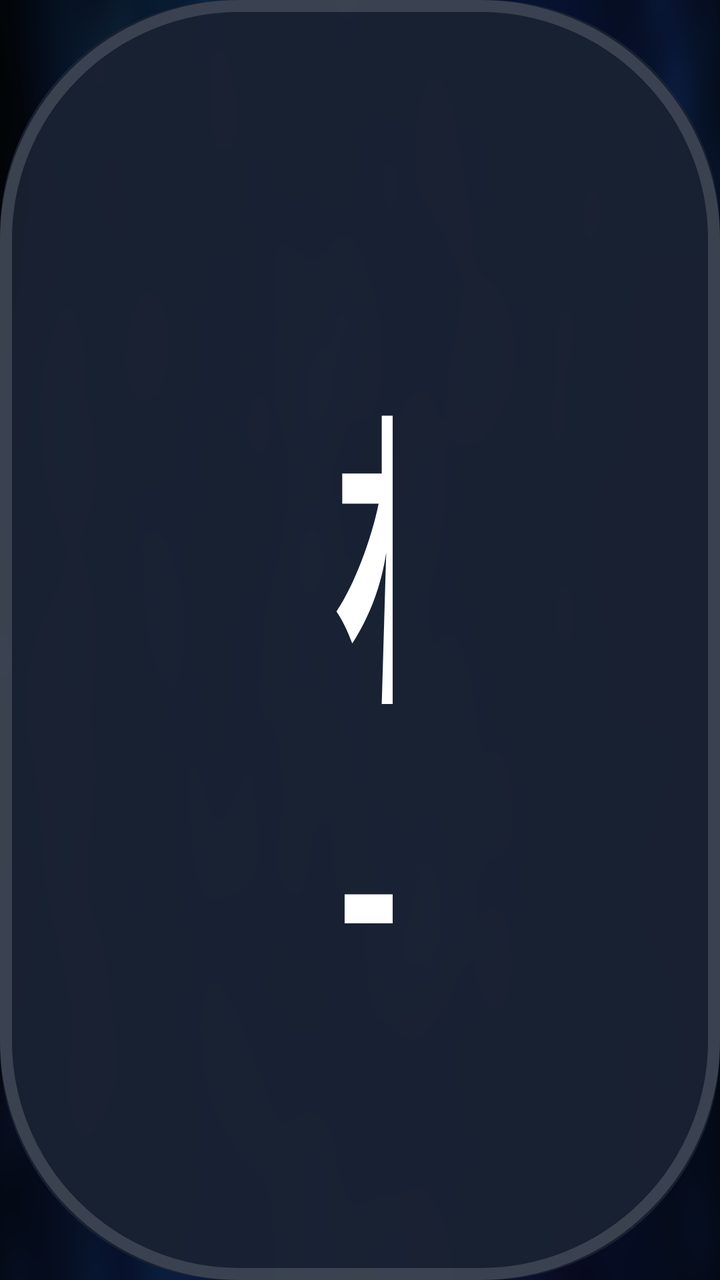
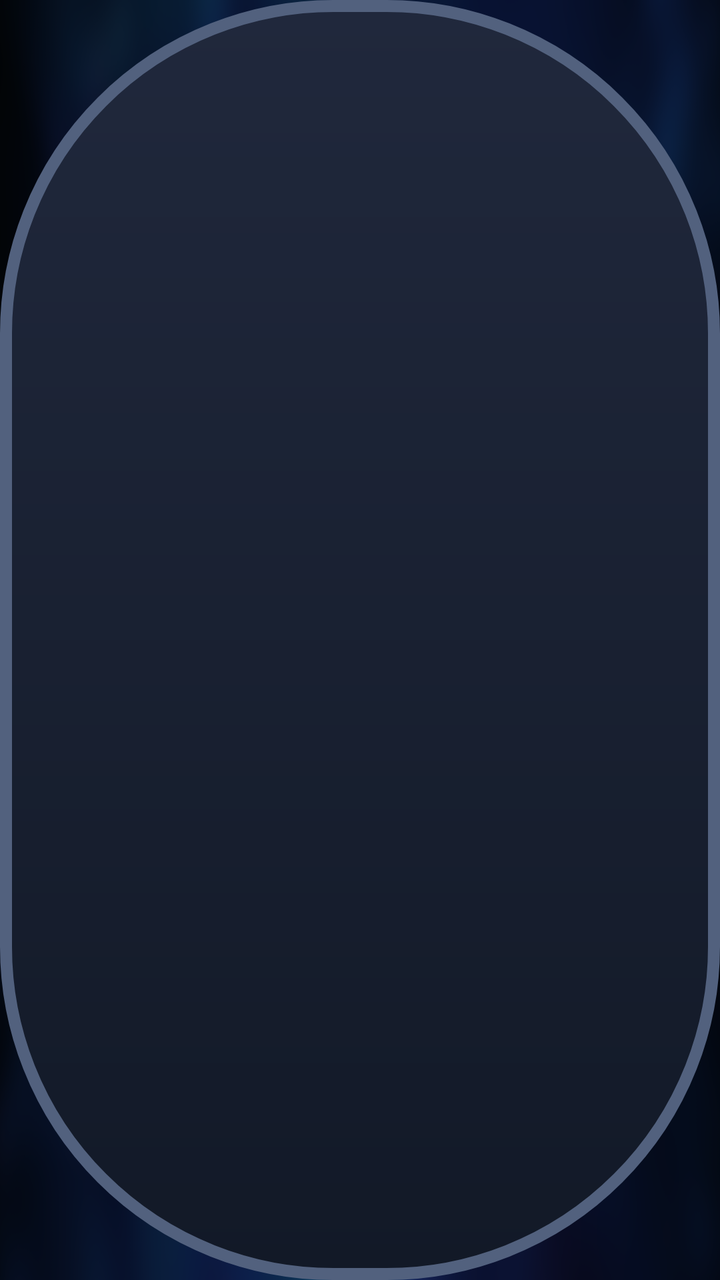

The first picture is an Android layout as it rendered before a commit; the second is the same layout after the commit. The layout source and the unified diff follow.
<!-- AndroidManifest.xml: application theme AppTheme.NoActionBar -->
<!-- res/layout/dialog_update.xml -->
<?xml version="1.0" encoding="utf-8"?>
<LinearLayout xmlns:android="http://schemas.android.com/apk/res/android"
    android:layout_width="match_parent" android:layout_height="wrap_content"
    android:orientation="vertical" android:padding="@dimen/vs_28"
    android:background="@drawable/shape_dialog_bg_main">
    <TextView android:id="@+id/updateTitle"
        android:layout_width="match_parent" android:layout_height="wrap_content"
        android:text="检查更新" android:textSize="@dimen/ts_26"
        android:textStyle="bold" android:textColor="#FFFFFF" />
    <ScrollView android:id="@+id/updateScroll"
        android:layout_width="match_parent" android:layout_height="@dimen/vs_180"
        android:layout_marginTop="@dimen/vs_16" android:focusable="true"
        android:nextFocusDown="@id/updateAction">
        <TextView android:id="@+id/updateNotes"
            android:layout_width="match_parent" android:layout_height="wrap_content"
            android:textSize="@dimen/ts_20" android:textColor="#DDFFFFFF" />
    </ScrollView>
    <ProgressBar android:id="@+id/updateProgress" style="?android:attr/progressBarStyleHorizontal"
        android:layout_width="match_parent" android:layout_height="@dimen/vs_10"
        android:layout_marginTop="@dimen/vs_16" android:max="100" />
    <TextView android:id="@+id/updateStatus"
        android:layout_width="match_parent" android:layout_height="wrap_content"
        android:minHeight="@dimen/vs_50" android:gravity="center_vertical"
        android:textSize="@dimen/ts_20" android:textColor="#DDFFFFFF"
        android:accessibilityLiveRegion="polite" />
    <LinearLayout android:layout_width="match_parent" android:layout_height="wrap_content"
        android:orientation="horizontal" android:gravity="end">
        <TextView android:id="@+id/updateBrowser"
            android:layout_width="wrap_content" android:layout_height="@dimen/vs_50"
            android:paddingLeft="@dimen/vs_16" android:paddingRight="@dimen/vs_16"
            android:layout_marginRight="@dimen/vs_12" android:visibility="gone"
            android:text="浏览器下载" android:textSize="@dimen/ts_20" android:textColor="#FFFFFF"
            android:focusable="true" android:clickable="true" android:gravity="center"
            android:background="@drawable/bg_live_source_action" />
        <TextView android:id="@+id/updateCancel"
            android:layout_width="wrap_content" android:layout_height="@dimen/vs_50"
            android:paddingLeft="@dimen/vs_16" android:paddingRight="@dimen/vs_16"
            android:layout_marginRight="@dimen/vs_12" android:text="取消"
            android:textSize="@dimen/ts_20" android:textColor="#FFFFFF"
            android:focusable="true" android:clickable="true" android:gravity="center"
            android:background="@drawable/bg_live_source_action" />
        <TextView android:id="@+id/updateAction"
            android:layout_width="wrap_content" android:layout_height="@dimen/vs_50"
            android:paddingLeft="@dimen/vs_16" android:paddingRight="@dimen/vs_16"
            android:text="立即更新" android:textSize="@dimen/ts_20" android:textColor="#FFFFFF"
            android:focusable="true" android:clickable="true" android:gravity="center"
            android:background="@drawable/bg_live_source_action" />
    </LinearLayout>
</LinearLayout>
<!-- resources referenced by this layout -->
<resources>
  <dimen name="ts_20">20mm</dimen>
  <dimen name="ts_26">26mm</dimen>
  <dimen name="vs_10">10mm</dimen>
  <dimen name="vs_12">12mm</dimen>
  <dimen name="vs_16">16mm</dimen>
  <dimen name="vs_180">180mm</dimen>
  <dimen name="vs_28">28mm</dimen>
  <dimen name="vs_50">50mm</dimen>
  <!-- drawable bg_live_source_action (drawable) -->
  <?xml version="1.0" encoding="utf-8"?>
  <selector xmlns:android="http://schemas.android.com/apk/res/android">
      <item android:state_focused="true">
          <shape>
              <solid android:color="#00A9C7"/>
              <corners android:radius="9dp"/>
          </shape>
      </item>
      <item android:state_pressed="true">
          <shape>
              <solid android:color="#087D98"/>
              <corners android:radius="9dp"/>
          </shape>
      </item>
      <item>
          <shape>
              <solid android:color="#26364A"/>
              <stroke android:width="1dp" android:color="#476079"/>
              <corners android:radius="9dp"/>
          </shape>
      </item>
  </selector>
  <!-- drawable shape_dialog_bg_main (drawable) -->
  <?xml version="1.0" encoding="utf-8"?>
  <layer-list xmlns:android="http://schemas.android.com/apk/res/android">
      <item>
          <shape>
              <corners android:radius="@dimen/radius_20" />
              <solid android:color="#F51A2232" />
          </shape>
      </item>
      <item>
          <shape>
              <corners android:radius="@dimen/radius_20" />
              <stroke
                  android:width="@dimen/vs_1"
                  android:color="#26FFFFFF" />
          </shape>
      </item>
  </layer-list>
  <dimen name="radius_20">20mm</dimen>
  <dimen name="vs_1">1mm</dimen>
  <!-- unchanged entries left out for length: 2 -->
</resources>

<!-- the commit's change to res/layout/dialog_update.xml (unified diff, before → after) -->
@@ -1,49 +1,102 @@
 <?xml version="1.0" encoding="utf-8"?>
-<LinearLayout xmlns:android="http://schemas.android.com/apk/res/android"
+<ScrollView xmlns:android="http://schemas.android.com/apk/res/android"
     android:layout_width="match_parent" android:layout_height="wrap_content"
-    android:orientation="vertical" android:padding="@dimen/vs_28"
-    android:background="@drawable/shape_dialog_bg_main">
-    <TextView android:id="@+id/updateTitle"
-        android:layout_width="match_parent" android:layout_height="wrap_content"
-        android:text="检查更新" android:textSize="@dimen/ts_26"
-        android:textStyle="bold" android:textColor="#FFFFFF" />
-    <ScrollView android:id="@+id/updateScroll"
-        android:layout_width="match_parent" android:layout_height="@dimen/vs_180"
-        android:layout_marginTop="@dimen/vs_16" android:focusable="true"
-        android:nextFocusDown="@id/updateAction">
-        <TextView android:id="@+id/updateNotes"
-            android:layout_width="match_parent" android:layout_height="wrap_content"
-            android:textSize="@dimen/ts_20" android:textColor="#DDFFFFFF" />
-    </ScrollView>
-    <ProgressBar android:id="@+id/updateProgress" style="?android:attr/progressBarStyleHorizontal"
-        android:layout_width="match_parent" android:layout_height="@dimen/vs_10"
-        android:layout_marginTop="@dimen/vs_16" android:max="100" />
-    <TextView android:id="@+id/updateStatus"
-        android:layout_width="match_parent" android:layout_height="wrap_content"
-        android:minHeight="@dimen/vs_50" android:gravity="center_vertical"
-        android:textSize="@dimen/ts_20" android:textColor="#DDFFFFFF"
-        android:accessibilityLiveRegion="polite" />
-    <LinearLayout android:layout_width="match_parent" android:layout_height="wrap_content"
-        android:orientation="horizontal" android:gravity="end">
-        <TextView android:id="@+id/updateBrowser"
-            android:layout_width="wrap_content" android:layout_height="@dimen/vs_50"
-            android:paddingLeft="@dimen/vs_16" android:paddingRight="@dimen/vs_16"
-            android:layout_marginRight="@dimen/vs_12" android:visibility="gone"
-            android:text="浏览器下载" android:textSize="@dimen/ts_20" android:textColor="#FFFFFF"
-            android:focusable="true" android:clickable="true" android:gravity="center"
-            android:background="@drawable/bg_live_source_action" />
-        <TextView android:id="@+id/updateCancel"
-            android:layout_width="wrap_content" android:layout_height="@dimen/vs_50"
-            android:paddingLeft="@dimen/vs_16" android:paddingRight="@dimen/vs_16"
-            android:layout_marginRight="@dimen/vs_12" android:text="取消"
-            android:textSize="@dimen/ts_20" android:textColor="#FFFFFF"
-            android:focusable="true" android:clickable="true" android:gravity="center"
-            android:background="@drawable/bg_live_source_action" />
-        <TextView android:id="@+id/updateAction"
-            android:layout_width="wrap_content" android:layout_height="@dimen/vs_50"
-            android:paddingLeft="@dimen/vs_16" android:paddingRight="@dimen/vs_16"
-            android:text="立即更新" android:textSize="@dimen/ts_20" android:textColor="#FFFFFF"
-            android:focusable="true" android:clickable="true" android:gravity="center"
-            android:background="@drawable/bg_live_source_action" />
+    android:background="@drawable/shape_update_panel" android:fillViewport="false"
+    android:padding="28mm" android:scrollbars="none">
+    <LinearLayout android:id="@+id/updateSheetContent" android:layout_width="match_parent"
+        android:layout_height="wrap_content" android:orientation="vertical">
+        <LinearLayout android:layout_width="match_parent" android:layout_height="wrap_content"
+            android:gravity="center_vertical" android:orientation="horizontal">
+            <ImageView android:id="@+id/updateIcon" android:layout_width="72mm"
+                android:layout_height="72mm" android:padding="20mm"
+                android:src="@drawable/ic_update_download" android:tint="@color/settings_accent"
+                android:background="@drawable/shape_update_glyph" android:importantForAccessibility="no" />
+            <LinearLayout android:layout_width="0dp" android:layout_height="wrap_content"
+                android:layout_weight="1" android:layout_marginLeft="22mm" android:orientation="vertical">
+                <TextView android:id="@+id/updateBadge" style="@style/UpdateCaption"
+                    android:text="Z影视 · 软件更新" android:textColor="@color/settings_accent"
+                    android:fontFamily="sans-serif-medium" />
+                <TextView android:id="@+id/updateTitle" android:layout_width="match_parent"
+                    android:layout_height="wrap_content" android:layout_marginTop="6mm"
+                    android:text="检查更新" android:textSize="30mm" android:fontFamily="sans-serif-medium"
+                    android:textColor="@color/settings_text" />
+                <TextView android:id="@+id/updateSubtitle" android:layout_width="match_parent"
+                    android:layout_height="wrap_content" android:layout_marginTop="8mm"
+                    android:textSize="18mm" android:textColor="@color/settings_text_secondary"
+                    android:lineSpacingExtra="4mm" />
+            </LinearLayout>
+        </LinearLayout>
+        <LinearLayout android:id="@+id/updateVersions" android:layout_width="match_parent"
+            android:layout_height="wrap_content" android:layout_marginTop="24mm"
+            android:orientation="horizontal" android:gravity="center_vertical" android:visibility="gone">
+            <LinearLayout android:layout_width="0dp" android:layout_height="wrap_content"
+                android:layout_weight="1" android:padding="16mm"
+                android:background="@drawable/shape_settings_inset" android:orientation="vertical">
+                <TextView style="@style/UpdateCaption" android:text="当前版本" />
+                <TextView android:id="@+id/updateCurrentVersion" android:layout_width="wrap_content"
+                    android:layout_height="wrap_content" android:layout_marginTop="6mm"
+                    android:textSize="24mm" android:textColor="@color/settings_text"
+                    android:fontFamily="sans-serif-medium" />
+            </LinearLayout>
+            <TextView android:layout_width="52mm" android:layout_height="wrap_content"
+                android:text="→" android:gravity="center" android:textSize="26mm"
+                android:textColor="@color/settings_text_muted" android:importantForAccessibility="no" />
+            <LinearLayout android:layout_width="0dp" android:layout_height="wrap_content"
+                android:layout_weight="1" android:padding="16mm"
+                android:background="@drawable/shape_settings_inset" android:orientation="vertical">
+                <TextView style="@style/UpdateCaption" android:text="新版本" />
+                <TextView android:id="@+id/updateTargetVersion" android:layout_width="wrap_content"
+                    android:layout_height="wrap_content" android:layout_marginTop="6mm"
+                    android:textSize="24mm" android:textColor="@color/settings_accent"
+                    android:fontFamily="sans-serif-medium" />
+            </LinearLayout>
+        </LinearLayout>
+        <LinearLayout android:id="@+id/updateNotesPanel" android:layout_width="match_parent"
+            android:layout_height="wrap_content" android:layout_marginTop="22mm"
+            android:orientation="vertical" android:visibility="gone">
+            <TextView android:layout_width="wrap_content" android:layout_height="wrap_content"
+                android:text="本次更新" android:textSize="18mm" android:fontFamily="sans-serif-medium"
+                android:textColor="@color/settings_text" />
+            <ScrollView android:id="@+id/updateScroll" android:layout_width="match_parent"
+                android:layout_height="128mm" android:layout_marginTop="10mm" android:padding="16mm"
+                android:background="@drawable/shape_settings_inset" android:focusable="true"
+                android:nextFocusDown="@id/updateAction">
+                <TextView android:id="@+id/updateNotes" android:layout_width="match_parent"
+                    android:layout_height="wrap_content" android:textSize="18mm"
+                    android:lineSpacingExtra="5mm" android:textColor="@color/settings_text_secondary" />
+            </ScrollView>
+        </LinearLayout>
+        <LinearLayout android:id="@+id/updateStatusPanel" android:layout_width="match_parent"
+            android:layout_height="wrap_content" android:layout_marginTop="22mm" android:padding="18mm"
+            android:orientation="vertical" android:background="@drawable/shape_settings_inset">
+            <LinearLayout android:layout_width="match_parent" android:layout_height="wrap_content"
+                android:orientation="horizontal" android:gravity="center_vertical">
+                <TextView android:id="@+id/updateStatus" android:layout_width="0dp"
+                    android:layout_height="wrap_content" android:layout_weight="1"
+                    android:minHeight="28mm" android:gravity="center_vertical"
+                    android:textSize="18mm" android:lineSpacingExtra="4mm"
+                    android:textColor="@color/settings_text_secondary" android:accessibilityLiveRegion="polite" />
+                <TextView android:id="@+id/updatePercent" android:layout_width="wrap_content"
+                    android:layout_height="wrap_content" android:layout_marginLeft="14mm"
+                    android:textSize="24mm" android:textColor="@color/settings_accent"
+                    android:fontFamily="sans-serif-medium" android:visibility="gone" />
+            </LinearLayout>
+            <ProgressBar android:id="@+id/updateProgress" style="?android:attr/progressBarStyleHorizontal"
+                android:layout_width="match_parent" android:layout_height="6mm" android:layout_marginTop="14mm"
+                android:progressDrawable="@drawable/progress_update" android:indeterminateTint="@color/settings_accent"
+                android:max="100" />
+        </LinearLayout>
+        <LinearLayout android:layout_width="match_parent" android:layout_height="wrap_content"
+            android:layout_marginTop="24mm" android:orientation="horizontal" android:gravity="center_vertical">
+            <TextView android:id="@+id/updateBrowser" style="@style/SettingsButton"
+                android:background="@drawable/selector_setting_row" android:minWidth="0mm"
+                android:paddingLeft="10mm" android:paddingRight="10mm" android:textSize="18mm"
+                android:textColor="@color/settings_text_secondary" android:visibility="gone"
+                android:text="浏览器下载" />
+            <Space android:layout_width="0dp" android:layout_height="1mm" android:layout_weight="1" />
+            <TextView android:id="@+id/updateCancel" style="@style/SettingsButton" android:text="取消" />
+            <TextView android:id="@+id/updateAction" style="@style/SettingsButton.Primary"
+                android:layout_marginLeft="12mm" android:text="下载更新" />
+        </LinearLayout>
     </LinearLayout>
-</LinearLayout>
+</ScrollView>
<!-- resource entries referenced after the edit -->
@@ -1,56 +1,135 @@
 <!-- resources referenced by this layout -->
 <resources>
-  <dimen name="ts_20">20mm</dimen>
-  <dimen name="ts_26">26mm</dimen>
-  <dimen name="vs_10">10mm</dimen>
-  <dimen name="vs_12">12mm</dimen>
-  <dimen name="vs_16">16mm</dimen>
-  <dimen name="vs_180">180mm</dimen>
-  <dimen name="vs_28">28mm</dimen>
-  <dimen name="vs_50">50mm</dimen>
-  <!-- drawable bg_live_source_action (drawable) -->
+  <color name="settings_accent">#BDB2FF</color>
+  <color name="settings_text">#F4F6FC</color>
+  <color name="settings_text_muted">#98A6C2</color>
+  <color name="settings_text_secondary">#B7C1D8</color>
+  <!-- drawable ic_update_download (drawable) -->
+  <?xml version="1.0" encoding="utf-8"?>
+  <vector xmlns:android="http://schemas.android.com/apk/res/android" android:width="32dp" android:height="32dp" android:viewportWidth="24" android:viewportHeight="24">
+      <path android:pathData="M12,3L12,15M7,10L12,15L17,10M5,16L5,20L19,20L19,16"
+          android:fillColor="@android:color/transparent" android:strokeColor="#FFFFFF" android:strokeWidth="1.7" android:strokeLineCap="round" android:strokeLineJoin="round" />
+  </vector>
+  <!-- drawable progress_update (drawable) -->
+  <?xml version="1.0" encoding="utf-8"?>
+  <layer-list xmlns:android="http://schemas.android.com/apk/res/android">
+      <item android:id="@android:id/background"><shape>
+          <corners android:radius="4mm" /><solid android:color="#303C54" />
+      </shape></item>
+      <item android:id="@android:id/progress"><clip><shape>
+          <corners android:radius="4mm" />
+          <gradient android:angle="0" android:startColor="#9E8BFF" android:endColor="#80D7ED" />
+      </shape></clip></item>
+  </layer-list>
+  <!-- drawable selector_setting_row (drawable) -->
   <?xml version="1.0" encoding="utf-8"?>
   <selector xmlns:android="http://schemas.android.com/apk/res/android">
+      
       <item android:state_focused="true">
           <shape>
-              <solid android:color="#00A9C7"/>
-              <corners android:radius="9dp"/>
+              <corners android:radius="@dimen/vs_15" />
+              <solid android:color="#34334F" />
+              <stroke
+                  android:width="2mm"
+                  android:color="@color/settings_focus" />
           </shape>
       </item>
-      <item android:state_pressed="true">
-          <shape>
-              <solid android:color="#087D98"/>
-              <corners android:radius="9dp"/>
-          </shape>
-      </item>
+      <item android:state_pressed="true"><shape>
+          <corners android:radius="15mm" /><solid android:color="#303B55" />
+      </shape></item>
       <item>
           <shape>
-              <solid android:color="#26364A"/>
-              <stroke android:width="1dp" android:color="#476079"/>
-              <corners android:radius="9dp"/>
+              <corners android:radius="@dimen/vs_15" />
+              <solid android:color="@color/color_transparent" />
           </shape>
       </item>
   </selector>
-  <!-- drawable shape_dialog_bg_main (drawable) -->
+  <!-- drawable shape_settings_inset (drawable) -->
   <?xml version="1.0" encoding="utf-8"?>
-  <layer-list xmlns:android="http://schemas.android.com/apk/res/android">
-      <item>
-          <shape>
-              <corners android:radius="@dimen/radius_20" />
-              <solid android:color="#F51A2232" />
-          </shape>
-      </item>
-      <item>
-          <shape>
-              <corners android:radius="@dimen/radius_20" />
-              <stroke
-                  android:width="@dimen/vs_1"
-                  android:color="#26FFFFFF" />
-          </shape>
-      </item>
-  </layer-list>
-  <dimen name="radius_20">20mm</dimen>
-  <dimen name="vs_1">1mm</dimen>
+  <shape xmlns:android="http://schemas.android.com/apk/res/android">
+      <corners android:radius="16mm" />
+      <solid android:color="#101725" />
+      <stroke android:width="1mm" android:color="#2D3B56" />
+  </shape>
+  <!-- drawable shape_update_glyph (drawable) -->
+  <?xml version="1.0" encoding="utf-8"?>
+  <shape xmlns:android="http://schemas.android.com/apk/res/android">
+      <corners android:radius="22mm" />
+      <gradient android:angle="315" android:startColor="#3C365E" android:endColor="#23364C" />
+      <stroke android:width="1mm" android:color="#655C92" />
+  </shape>
+  <!-- drawable shape_update_panel (drawable) -->
+  <?xml version="1.0" encoding="utf-8"?>
+  <shape xmlns:android="http://schemas.android.com/apk/res/android">
+      <corners android:radius="28mm" />
+      <gradient android:angle="270" android:startColor="#20283C" android:endColor="#121927" />
+      <stroke android:width="1mm" android:color="#52617E" />
+  </shape>
+  <style name="SettingsButton">
+          <item name="android:layout_width">wrap_content</item>
+          <item name="android:layout_height">wrap_content</item>
+          <item name="android:minHeight">52mm</item>
+          <item name="android:minWidth">110mm</item>
+          <item name="android:paddingLeft">22mm</item>
+          <item name="android:paddingRight">22mm</item>
+          <item name="android:paddingTop">12mm</item>
+          <item name="android:paddingBottom">12mm</item>
+          <item name="android:gravity">center</item>
+          <item name="android:textSize">20mm</item>
+          <item name="android:textColor">@color/settings_text</item>
+          <item name="android:fontFamily">sans-serif-medium</item>
+          <item name="android:focusable">true</item>
+          <item name="android:clickable">true</item>
+          <item name="android:background">@drawable/selector_settings_control</item>
+      </style>
+  <style name="SettingsButton.Primary" parent="SettingsButton">
+          <item name="android:textColor">#FFFFFF</item>
+          <item name="android:background">@drawable/selector_update_primary</item>
+          <item name="android:minWidth">144mm</item>
+      </style>
+  <style name="UpdateCaption">
+          <item name="android:layout_width">wrap_content</item>
+          <item name="android:layout_height">wrap_content</item>
+          <item name="android:textSize">16mm</item>
+          <item name="android:textColor">@color/settings_text_muted</item>
+      </style>
+  <dimen name="vs_15">15mm</dimen>
+  <color name="settings_focus">#D6CEFF</color>
+  <color name="color_transparent">#00ffffff</color>
+  <!-- drawable selector_settings_control (drawable) -->
+  <?xml version="1.0" encoding="utf-8"?>
+  <selector xmlns:android="http://schemas.android.com/apk/res/android">
+      <item android:state_focused="true"><shape>
+          <corners android:radius="14mm" /><solid android:color="#34334F" />
+          <stroke android:width="2mm" android:color="@color/settings_focus" />
+      </shape></item>
+      <item android:state_pressed="true"><shape>
+          <corners android:radius="14mm" /><solid android:color="#3B3A59" />
+          <stroke android:width="1mm" android:color="@color/settings_accent" />
+      </shape></item>
+      <item><shape>
+          <corners android:radius="14mm" /><solid android:color="@color/settings_surface_raised" />
+          <stroke android:width="1mm" android:color="#46536D" />
+      </shape></item>
+  </selector>
+  <!-- drawable selector_update_primary (drawable) -->
+  <?xml version="1.0" encoding="utf-8"?>
+  <selector xmlns:android="http://schemas.android.com/apk/res/android">
+      <item android:state_focused="true"><shape>
+          <corners android:radius="14mm" />
+          <gradient android:angle="0" android:startColor="#7563D9" android:endColor="#5B4DB9" />
+          <stroke android:width="2mm" android:color="#FFFFFF" />
+      </shape></item>
+      <item android:state_pressed="true"><shape>
+          <corners android:radius="14mm" /><solid android:color="#6250CF" />
+      </shape></item>
+      <item><shape>
+          <corners android:radius="14mm" />
+          <gradient android:angle="0" android:startColor="#735FE2" android:endColor="#6252C7" />
+          <stroke android:width="1mm" android:color="#A99AFA" />
+      </shape></item>
+  </selector>
+  <color name="settings_surface_raised">#202A3D</color>
   <!-- unchanged entries left out for length: 2 -->
 </resources>
 
